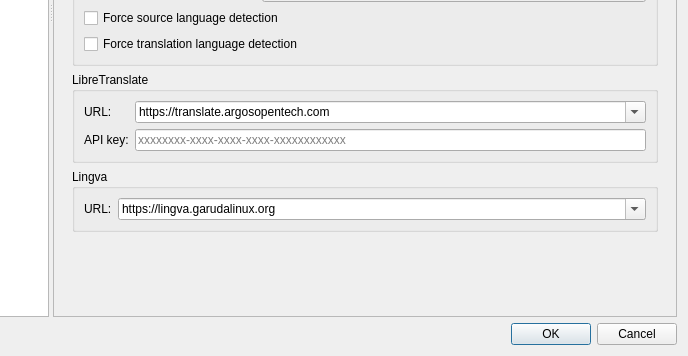
Qt form src/settings/settingsdialog.ui (crow-translate/crow-translate) before a commit; both pictures show x 162 to 850 and y 304 to 660 of the 850 by 660 pixel window.
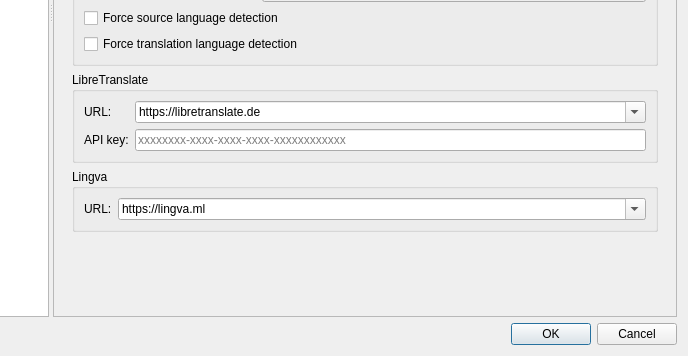
The same form after that commit. The open tabs and pages were chosen to show the change. Icons and pictures are not drawn. Custom widgets are drawn as their Qt base class.

Commit message: Add and remove old, non-existed, broken Libre and Lingva instances

Patch:
```diff
--- a/src/settings/settingsdialog.ui
+++ b/src/settings/settingsdialog.ui
@@ -819,23 +819,8 @@
                   <bool>true</bool>
                  </property>
                  <property name="currentText">
-                  <string notr="true">https://translate.argosopentech.com</string>
+                  <string notr="true">https://libretranslate.de</string>
                  </property>
-                 <item>
-                  <property name="text">
-                   <string notr="true">https://translate.argosopentech.com</string>
-                  </property>
-                 </item>
-                 <item>
-                  <property name="text">
-                   <string notr="true">https://translate.astian.org</string>
-                  </property>
-                 </item>
-                 <item>
-                  <property name="text">
-                   <string notr="true">https://translate.mentality.rip</string>
-                  </property>
-                 </item>
                  <item>
                   <property name="text">
                    <string notr="true">https://libretranslate.de</string>
@@ -874,11 +859,11 @@
                   <bool>true</bool>
                  </property>
                  <property name="currentText">
-                  <string notr="true">https://lingva.garudalinux.org</string>
+                  <string notr="true">https://lingva.ml</string>
                  </property>
                  <item>
                   <property name="text">
-                   <string notr="true">https://lingva.garudalinux.org</string>
+                   <string notr="true">https://lingva.ml</string>
                   </property>
                  </item>
                  <item>
```
Left out of the diff: 58 changed lines with no effect on the pictures.
